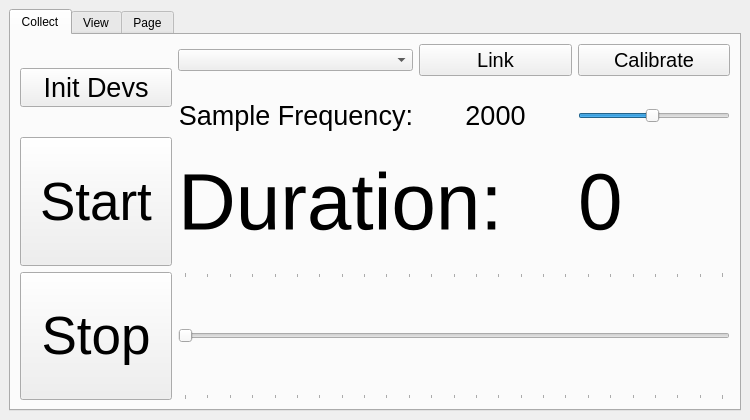
Above: gui.ui from nogleo/datanog before the change. Below: the same form after it.
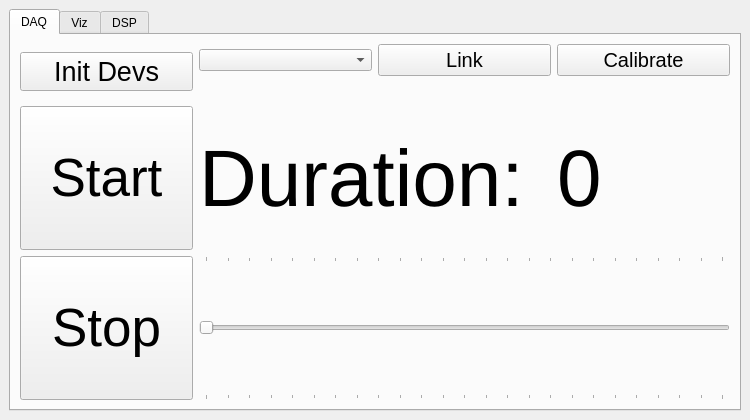
That is the form after the change.

Commit message: Forget FS

The edit to the form file:
```diff
--- a/gui.ui
+++ b/gui.ui
@@ -52,49 +52,9 @@
       </property>
       <widget class="QWidget" name="tab_1">
        <attribute name="title">
-        <string>Collect</string>
+        <string>DAQ</string>
        </attribute>
        <layout class="QGridLayout" name="gridLayout">
-        <item row="4" column="4">
-         <widget class="QLabel" name="label_4">
-          <property name="font">
-           <font>
-            <pointsize>20</pointsize>
-           </font>
-          </property>
-          <property name="text">
-           <string>2000</string>
-          </property>
-          <property name="alignment">
-           <set>Qt::AlignCenter</set>
-          </property>
-         </widget>
-        </item>
-        <item row="4" column="5">
-         <widget class="QSlider" name="horizontalSlider_2">
-          <property name="minimum">
-           <number>100</number>
-          </property>
-          <property name="maximum">
-           <number>4000</number>
-          </property>
-          <property name="singleStep">
-           <number>1</number>
-          </property>
-          <property name="pageStep">
-           <number>10</number>
-          </property>
-          <property name="value">
-           <number>2000</number>
-          </property>
-          <property name="sliderPosition">
-           <number>2000</number>
-          </property>
-          <property name="orientation">
-           <enum>Qt::Horizontal</enum>
-          </property>
-         </widget>
-        </item>
         <item row="0" column="5">
          <widget class="QPushButton" name="calibutton">
           <property name="font">
@@ -272,21 +232,6 @@
           </property>
          </widget>
         </item>
-        <item row="4" column="3">
-         <widget class="QLabel" name="label_3">
-          <property name="font">
-           <font>
-            <pointsize>20</pointsize>
-           </font>
-          </property>
-          <property name="text">
-           <string>Sample Frequency:</string>
-          </property>
-          <property name="alignment">
-           <set>Qt::AlignRight|Qt::AlignTrailing|Qt::AlignVCenter</set>
-          </property>
-         </widget>
-        </item>
         <item row="0" column="3">
          <widget class="QComboBox" name="comboBox"/>
         </item>
@@ -294,7 +239,7 @@
       </widget>
       <widget class="QWidget" name="tab_2">
        <attribute name="title">
-        <string>View</string>
+        <string>Viz</string>
        </attribute>
        <layout class="QGridLayout" name="gridLayout_2">
         <item row="0" column="0">
@@ -361,7 +306,7 @@
       </widget>
       <widget class="QWidget" name="tab">
        <attribute name="title">
-        <string>Page</string>
+        <string>DSP</string>
        </attribute>
        <layout class="QGridLayout" name="gridLayout_4"/>
       </widget>
```
Left out of the diff: 35 changed lines with no effect on the pictures. The commit also changes 1 other file.
